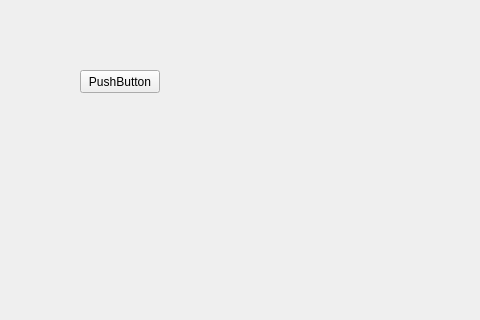
First picture: the form in mainwindow.ui, repository Zephiro-hub/button, before the edit; both pictures show x 0 to 480 and y 0 to 320 of the 800 by 600 pixel window.
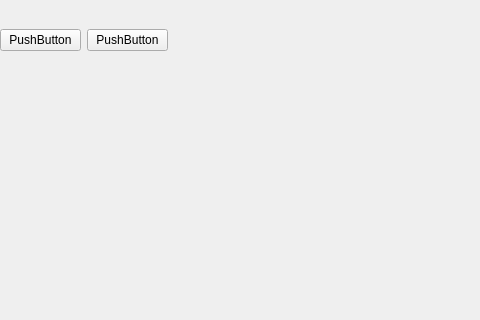
Second picture: the form after the edit.

Commit message: Новая кнопка без функционала

```diff
--- a/mainwindow.ui
+++ b/mainwindow.ui
@@ -14,18 +14,31 @@
    <string>MainWindow</string>
   </property>
   <widget class="QWidget" name="centralwidget">
-   <widget class="QPushButton" name="pushButton">
+   <widget class="QWidget" name="horizontalLayoutWidget">
     <property name="geometry">
      <rect>
-      <x>80</x>
-      <y>70</y>
-      <width>80</width>
-      <height>23</height>
+      <x>0</x>
+      <y>0</y>
+      <width>168</width>
+      <height>80</height>
      </rect>
     </property>
+    <layout class="QHBoxLayout" name="horizontalLayout">
+     <item>
+      <widget class="QPushButton" name="pushButton">
     <property name="text">
      <string>PushButton</string>
     </property>
+      </widget>
+     </item>
+     <item>
+      <widget class="QPushButton" name="pushButton_2">
+       <property name="text">
+        <string>PushButton</string>
+       </property>
+      </widget>
+     </item>
+    </layout>
    </widget>
   </widget>
   <widget class="QMenuBar" name="menubar">
```
Lines whose indentation alone changed are shown as unchanged. The commit also changes 2 other files.
